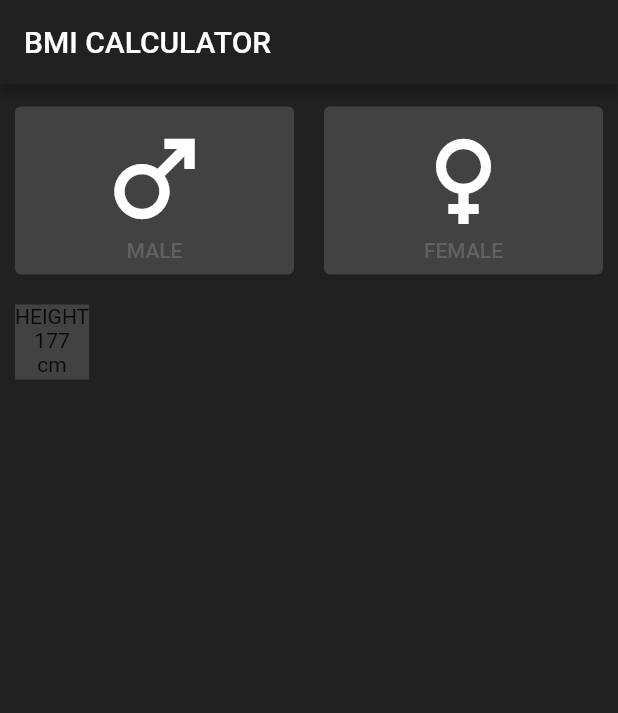
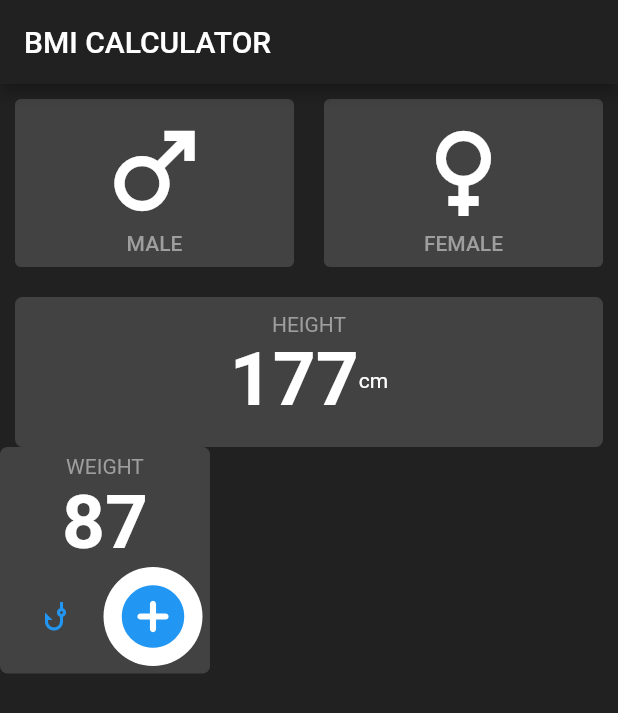
Before and after one commit to Abhishek-J-B-R-I/bmilogic, a Flutter app: the screen it shows after launch, on a phone screen of 412 x 824 dp. Shown: the top 713 px of the screen. Run offline on Flutter 3.47's test engine with Material 2 defaults, Android fonts, the phone set to English and light mode, and no system bars.

Commit message:
still designing

```diff
--- a/lib/main.dart
+++ b/lib/main.dart
@@ -22,7 +22,7 @@ class _bmiState extends State<bmi> {
           backgroundColor: Colors.grey.shade900,
         ),
         body: Container(
-          margin: EdgeInsets.only(top: 15),
+          margin: EdgeInsets.only(top: 10),
           child: Column(
             children: [
               Row(
@@ -44,7 +44,7 @@ class _bmiState extends State<bmi> {
                               size: 80,
                             ),
                             Text('MALE',style: TextStyle(
-                              color: Colors.grey.shade700
+                              color: Colors.grey.shade500
                             ),)
                           ],
                         ),
@@ -58,7 +58,7 @@ class _bmiState extends State<bmi> {
                       children: [
                         Icon(Icons.female,color: Colors.white,size: 80,),
                         Text('FEMALE',style: TextStyle(
-                          color: Colors.grey.shade700,
+                          color: Colors.grey.shade500,
                         ),)
                       ],
                     ),
@@ -71,21 +71,83 @@ class _bmiState extends State<bmi> {
               ),
 
               Row(
+                //crossAxisAlignment: CrossAxisAlignment.stretch,
                 children: [
-                  SizedBox(width: 10,),
+                  //SizedBox(width: 10,),
+                  Expanded(
+                    child: Container(
+                      padding: EdgeInsets.all(10),
+                      decoration: BoxDecoration(
+                          /*border: Border.all(
+                            color: Colors.red,
+                          ),*/
+                          borderRadius: BorderRadius.all(Radius.circular(5)),
+                        color: Colors.grey.shade800
+                      ),
+                      margin: EdgeInsets.only(top: 20,left: 10,right: 10),
+
+
+                      //color: Colors.grey.shade800,
+                      height: 100,
+                      //width: double.infinity,
+                      child: Column(
+                        //mainAxisAlignment: MainAxisAlignment.center,
+                        //crossAxisAlignment: CrossAxisAlignment.stretch,
+                        children: [
+                          Text('HEIGHT', style: TextStyle(
+                            color: Colors.grey.shade500,
+
+                          ),),
+                          Row(
+                            mainAxisAlignment: MainAxisAlignment.center,
+                            children: [
+                              Text('177',style: TextStyle(color: Colors.white,
+                              fontSize: 50,
+                                fontWeight: FontWeight.bold
+                              ),),
+                              Text('cm',style: TextStyle(
+                                color: Colors.white
+                              ),)
+                            ],
+                          ),
+
+
+                        ],
+                      ),
+                    ),
+                  ),
+                ],
+              ),
+
+              Row(
+                children: [
                   Container(
-                    margin: EdgeInsets.only(top: 20),
-                    color: Colors.grey.shade800,
-                    height: 50,
+                    padding: EdgeInsets.all(5),
+                    decoration: BoxDecoration(
+                      color: Colors.grey.shade800,
+                      borderRadius: BorderRadius.circular(5)
+                    ),
                     child: Column(
                       children: [
-                        Text('HEIGHT'),
-                        Text('177'),
-                        Text('cm')
+                        Text('WEIGHT',style: TextStyle(
+                          color: Colors.grey.shade500,
 
+                        ),),
+                        Text('87',
+                        style: TextStyle(color: Colors.white, fontSize: 50 , fontWeight: FontWeight.bold),
+                        ),
+                        Row(
+                          children: [
+                            TextButton(onPressed: (){ print('low');}, child: Icon(Icons.phishing)),
+                            TextButton(onPressed: (){ print('high');}, child: Icon(Icons.add_circle_rounded,size: 50,  ),
+                            style: ButtonStyle(backgroundColor: MaterialStateProperty.all(Colors.white) , shape: MaterialStateProperty.all(CircleBorder()),),
+
+                            )
+                          ],
+                        )
                       ],
                     ),
-                  ),
+                  )
                 ],
               )
             ],
```
